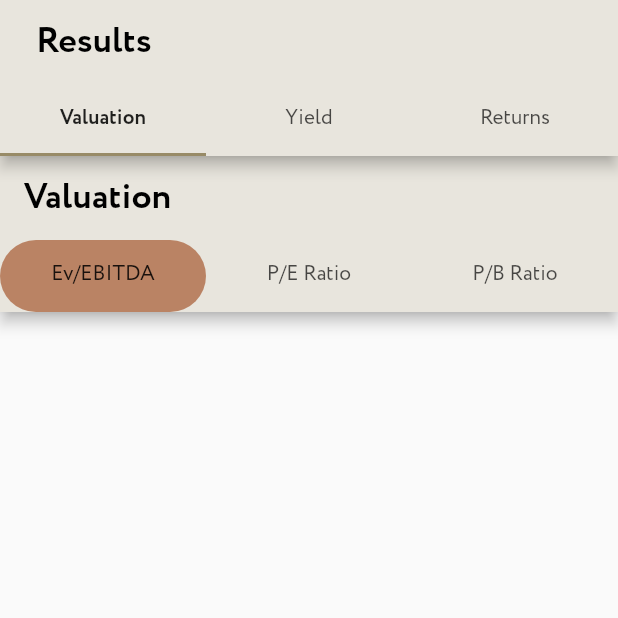
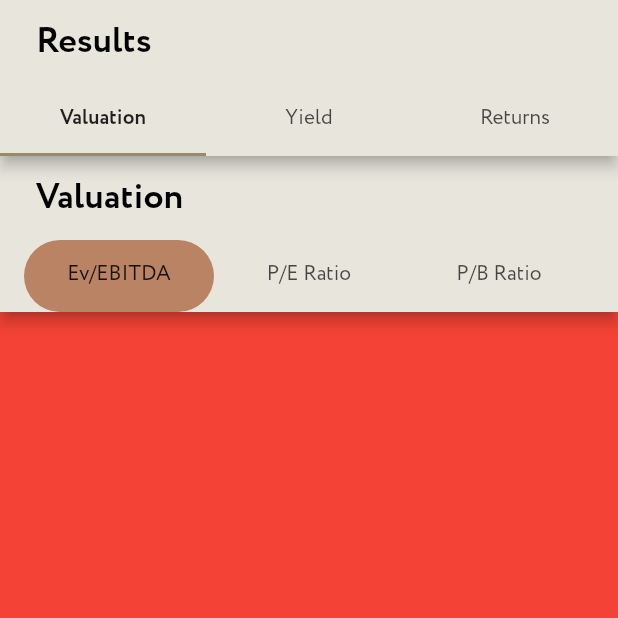
Before and after one commit to vgne/hasimo, a Flutter app: the screen it shows after launch, on a phone screen of 412 x 824 dp, the top half of it. Run offline on Flutter 3.47's test engine with Material 2 defaults, Android fonts, the light colour scheme and no system bars; our stand-ins replace bloc, email_validator, equatable, firebase_auth, firebase_core, flutter_bloc and 3 more; accounts and stored records are empty.

Commit message:
WatchlistTable

```diff
--- a/lib/data/screener_result_data.dart
+++ b/lib/data/screener_result_data.dart
@@ -1,6 +1,6 @@
 import '../models/screener_result_models.dart';
 
-final valuation = <ScreenerResult>[
+final valuations = <ScreenerResult>[
   const ScreenerResult(
     tickerName: 'RDS.A',
     marketCap: 300,
@@ -66,7 +66,7 @@ final valuation = <ScreenerResult>[
   ),
 ];
 
-final yield = <ScreenerResult>[
+final yields = <ScreenerResult>[
   const ScreenerResult(
     tickerName: 'RDS.A',
     marketCap: 300,
--- a/lib/presentation/screens/screener/screener_results.dart
+++ b/lib/presentation/screens/screener/screener_results.dart
@@ -1,5 +1,7 @@
 import 'package:flutter/material.dart';
 import 'package:hasimo/constants/constants.dart';
+import 'package:hasimo/data/screener_result_data.dart';
+import 'package:hasimo/models/screener_result_models.dart';
 
 class ScreenerResults extends StatefulWidget {
   const ScreenerResults({Key? key}) : super(key: key);
@@ -9,8 +11,21 @@ class ScreenerResults extends StatefulWidget {
 }
 
 class _ScreenerResultsState extends State<ScreenerResults> {
+  late List<ScreenerResult> valuation;
+  int? sortColumnIndex;
+  bool isAscending = false;
+
+  @override
+  void initState() {
+    // TODO: implement initState
+    super.initState();
+
+    valuation = List.of(valuations);
+  }
+
   @override
   Widget build(BuildContext context) {
+    final columns = ['Ticker', 'M cap, \$', '2020', '2021', '2022'];
     return DefaultTabController(
       length: 3,
       child: Scaffold(
@@ -60,19 +75,24 @@ class _ScreenerResultsState extends State<ScreenerResults> {
       child: Scaffold(
         appBar: AppBar(
           centerTitle: false,
-          title: Text(
-            'Valuation',
-            style: TextStyle(
-              fontSize: 24.0,
-              fontWeight: FontWeight.bold,
+          title: const Padding(
+            padding: EdgeInsets.symmetric(horizontal: 8.0),
+            child: Text(
+              'Valuation',
+              style: TextStyle(
+                fontSize: 24.0,
+                fontWeight: FontWeight.bold,
+              ),
             ),
           ),
           bottom: TabBar(
+            // isScrollable: true,
+            padding: const EdgeInsets.symmetric(horizontal: 16.0),
             indicator: BoxDecoration(
               borderRadius: BorderRadius.circular(50),
               color: kChipColor,
             ),
-            tabs: <Widget>[
+            tabs: const <Widget>[
               Tab(
                 child: Text(
                   'Ev/EBITDA',
@@ -92,6 +112,19 @@ class _ScreenerResultsState extends State<ScreenerResults> {
             ],
           ),
         ),
+        body: TabBarView(
+          children: <Widget>[
+            Container(
+              color: Colors.red,
+            ),
+            Container(
+              color: Colors.blue,
+            ),
+            Container(
+              color: Colors.green,
+            ),
+          ],
+        ),
       ),
     );
   }
```
Also changed, not shown: lib/data/watchlist_data.dart (added, +14 -0 lines), lib/models/watchlist_model.dart (added, +12 -0 lines).
